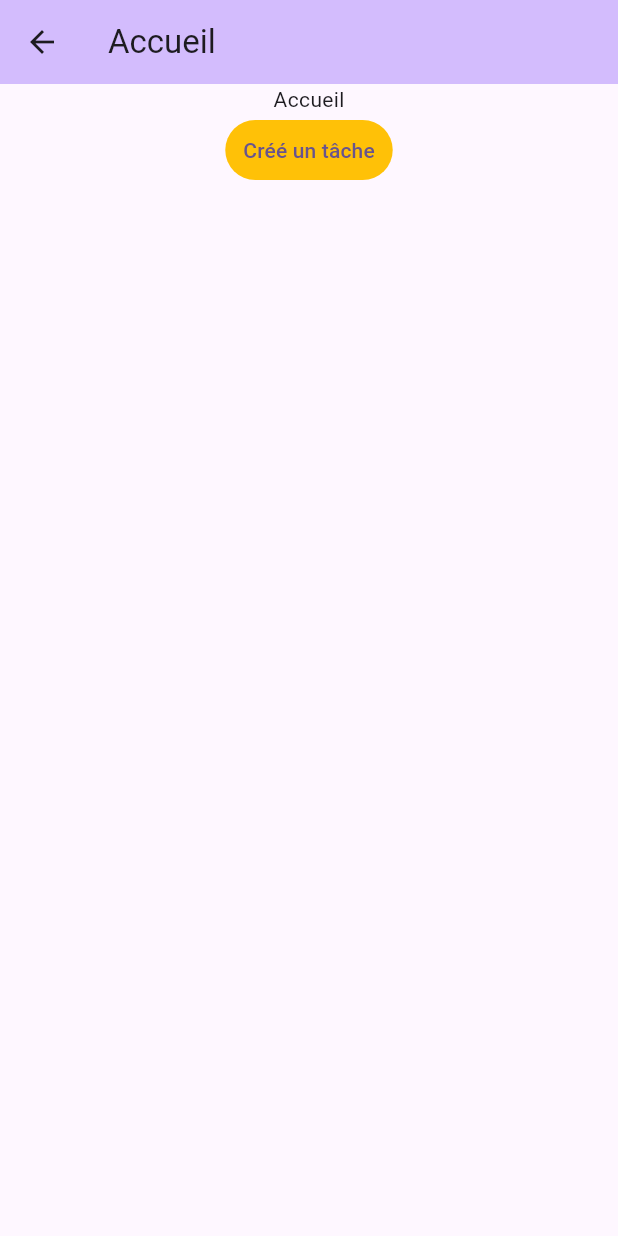
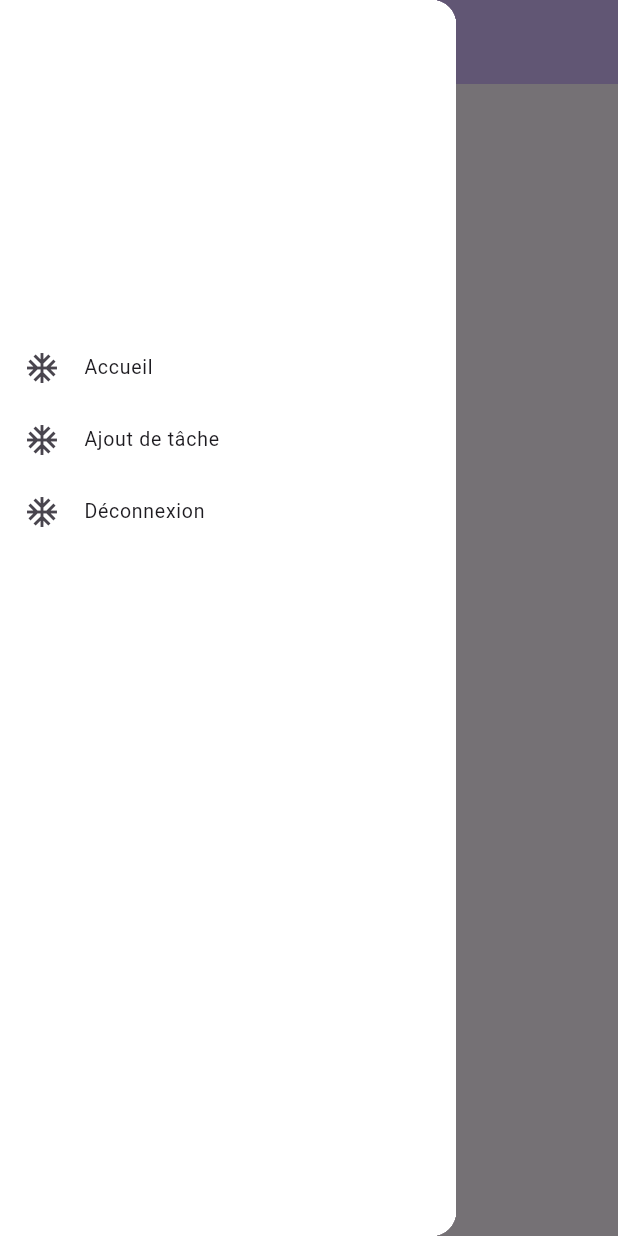
Before and after one commit to nicolaslinke/tp1_ApplicationMobileAvanc-, a Flutter app: the Accueil screen opened by its route, with the side drawer open (before the commit the screen has no drawer), on a phone screen of 412 x 824 dp. Run offline on Flutter 3.47's test engine with Material 3 defaults, Android fonts, the phone set to English and light mode, and no system bars; our stand-ins replace cookie_jar, dio, dio_cookie_manager; missing offline and left inert: dart:ffi; network calls fail.

Commit message:
FCT Tiroir de navigation, amilioration du listView et création de tâche http

```diff
--- /dev/null
+++ b/tp1_flutter/lib/Singleton.dart
@@ -0,0 +1,10 @@
+class Singleton {
+
+  static final Singleton _instance = Singleton._internal();
+
+  Singleton._internal();
+
+  static Singleton get instance => _instance;
+
+  String username = "";
+}
--- /dev/null
+++ b/tp1_flutter/lib/drawer.dart
@@ -0,0 +1,66 @@
+import 'package:flutter/material.dart';
+import 'package:tp1_flutter/Singleton.dart';
+import 'package:tp1_flutter/accueil.dart';
+
+class LeTiroir extends StatefulWidget {
+  const LeTiroir({super.key});
+
+  @override
+  State<LeTiroir> createState() => LeTiroirState();
+}
+
+class LeTiroirState extends State<LeTiroir> {
+  @override
+  Widget build(BuildContext context) {
+    var listView = ListView(
+      padding: EdgeInsets.zero,
+      children: <Widget>[
+        Container(
+          height: 200,
+        ),
+        Text(
+            Singleton.instance.username
+        ),
+        ListTile(
+          dense: true,
+          leading: const Icon(Icons.ac_unit),
+          title: const Text("Accueil"),
+          onTap: () {
+            // TODO ferme le tiroir de navigation
+            Navigator.pushNamed(context, '/accueil');
+            // Then close the drawer
+          },
+        ),
+
+        // TODO le tiroir de navigation ne peut pointer que vers des
+        // ecran sans paramtre.
+        ListTile(
+          dense: true,
+          leading: const Icon(Icons.ac_unit),
+          title: const Text("Ajout de tâche"),
+          onTap: () {
+            Navigator.pushNamed(context, '/creation');
+            // Then close the drawer
+          },
+        ),
+        ListTile(
+          dense: true,
+          leading: const Icon(Icons.ac_unit),
+          title: const Text("Déconnexion"),
+          onTap: () {
+            Singleton.instance.username = "";
+            Navigator.pushNamed(context, '/');
+            // Then close the drawer
+          },
+        ),
+      ],
+    );
+
+    return Drawer(
+      child: Container(
+        color: const Color(0xFFFFFFFF),
+        child: listView,
+      ),
+    );
+  }
+}
--- a/tp1_flutter/lib/main.dart
+++ b/tp1_flutter/lib/main.dart
@@ -1,4 +1,5 @@
 import 'package:flutter/material.dart';
+import 'package:tp1_flutter/Singleton.dart';
 import 'package:tp1_flutter/inscription.dart';
 import 'package:tp1_flutter/accueil.dart';
 import 'package:tp1_flutter/consultation.dart';
@@ -95,9 +96,10 @@ class _MyHomePageState extends State<MyHomePage> {
                   try {
                     SigninRequest req = SigninRequest();
                     req.username = 'allo';
-                    req.password = 'password';
+                    req.password = 'Password';
                     var reponse = await signin(req);
                     print(reponse);
+                    Singleton.instance.username = reponse.username;
                     Navigator.pushNamed(context, '/');
                   } on DioError catch (e) {
                     print(e);
--- a/tp1_flutter/lib/transfert.dart
+++ b/tp1_flutter/lib/transfert.dart
@@ -97,7 +97,7 @@ class GetTasksResponse {
   int id = 0;
   String name = '';
   int percentageDone = 0;
-  double percentageTimeSpent = 0 as double;
+  double percentageTimeSpent = 0.0;
   DateTime deadline = DateTime.now();
 
   factory GetTasksResponse.fromJson(Map<String, dynamic> json) =>
```
Also changed, not shown: tp1_flutter/lib/accueil.dart (+22 -15 lines), tp1_flutter/lib/lib_http.dart (+8 -2 lines).
